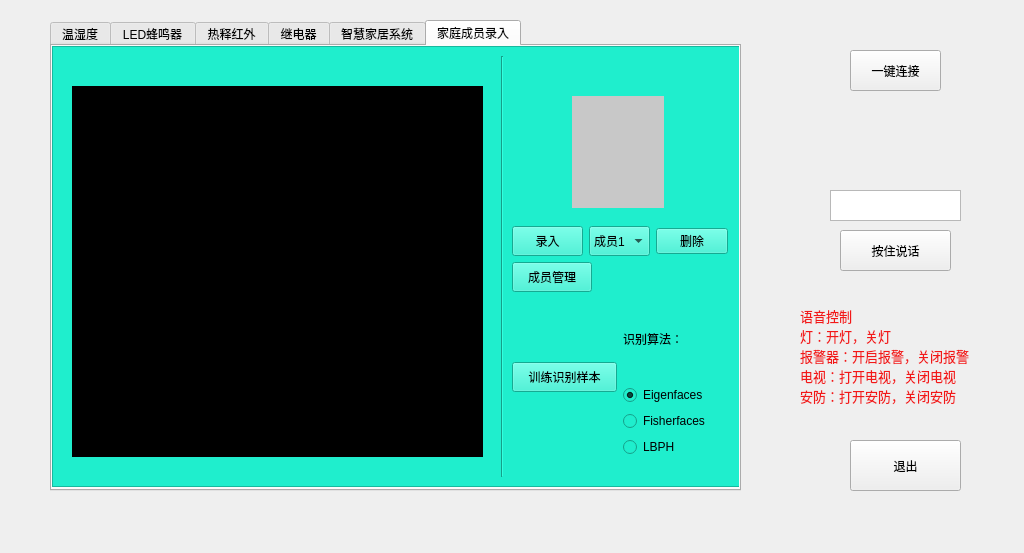
Before: the Qt Designer form SmartHome/smarthome.ui in qq936859639/test2, drawn with Qt 5.
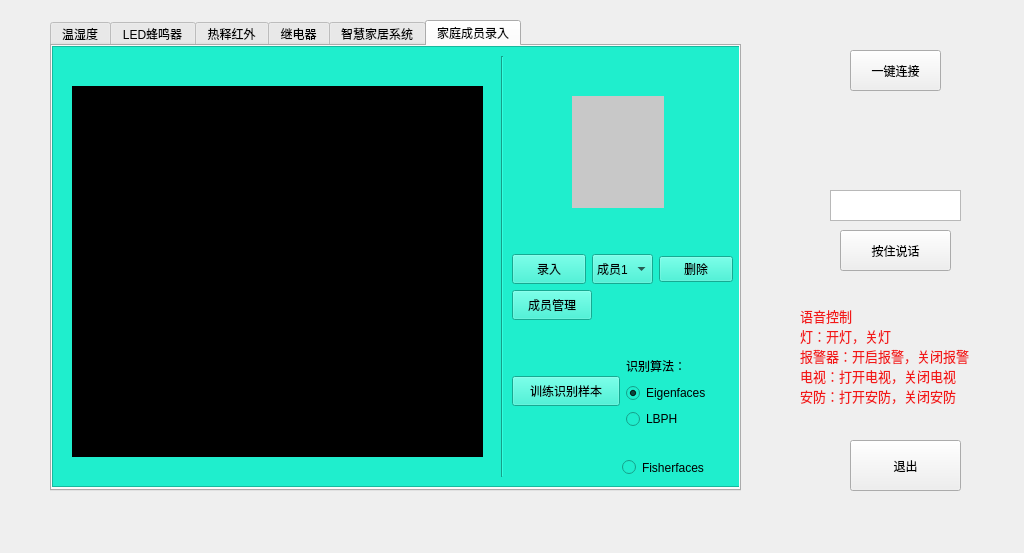
After: the same form once the commit is applied. The open tabs and pages were chosen to show the change. Icons and pictures are not drawn.

Commit message: 20220816cjfv1.10_facerecognition_2_ok_diyitai_2

What changed in the file:
```diff
--- a/SmartHome/smarthome.ui
+++ b/SmartHome/smarthome.ui
@@ -1252,6 +1252,22 @@
        <enum>Qt::Vertical</enum>
       </property>
      </widget>
+     <widget class="QRadioButton" name="fisherfacesRb">
+      <property name="enabled">
+       <bool>true</bool>
+      </property>
+      <property name="geometry">
+       <rect>
+        <x>570</x>
+        <y>410</y>
+        <width>103</width>
+        <height>23</height>
+       </rect>
+      </property>
+      <property name="text">
+       <string>Fisherfaces</string>
+      </property>
+     </widget>
      <widget class="QWidget" name="">
       <property name="geometry">
        <rect>
@@ -1294,7 +1310,7 @@
        <rect>
         <x>460</x>
         <y>180</y>
-        <width>216</width>
+        <width>221</width>
         <height>231</height>
        </rect>
       </property>
@@ -1432,6 +1448,18 @@
           <layout class="QVBoxLayout" name="verticalLayout_2">
            <item>
             <widget class="QLabel" name="label_4">
+             <property name="minimumSize">
+              <size>
+               <width>0</width>
+               <height>0</height>
+              </size>
+             </property>
+             <property name="maximumSize">
+              <size>
+               <width>16777215</width>
+               <height>23</height>
+              </size>
+             </property>
              <property name="text">
               <string>识别算法：</string>
              </property>
@@ -1447,13 +1475,6 @@
              </property>
             </widget>
            </item>
-           <item>
-            <widget class="QRadioButton" name="fisherfacesRb">
-             <property name="text">
-              <string>Fisherfaces</string>
-             </property>
-            </widget>
-           </item>
            <item>
             <widget class="QRadioButton" name="lbphRb">
              <property name="text">
```
The commit also changes 2 other files.
